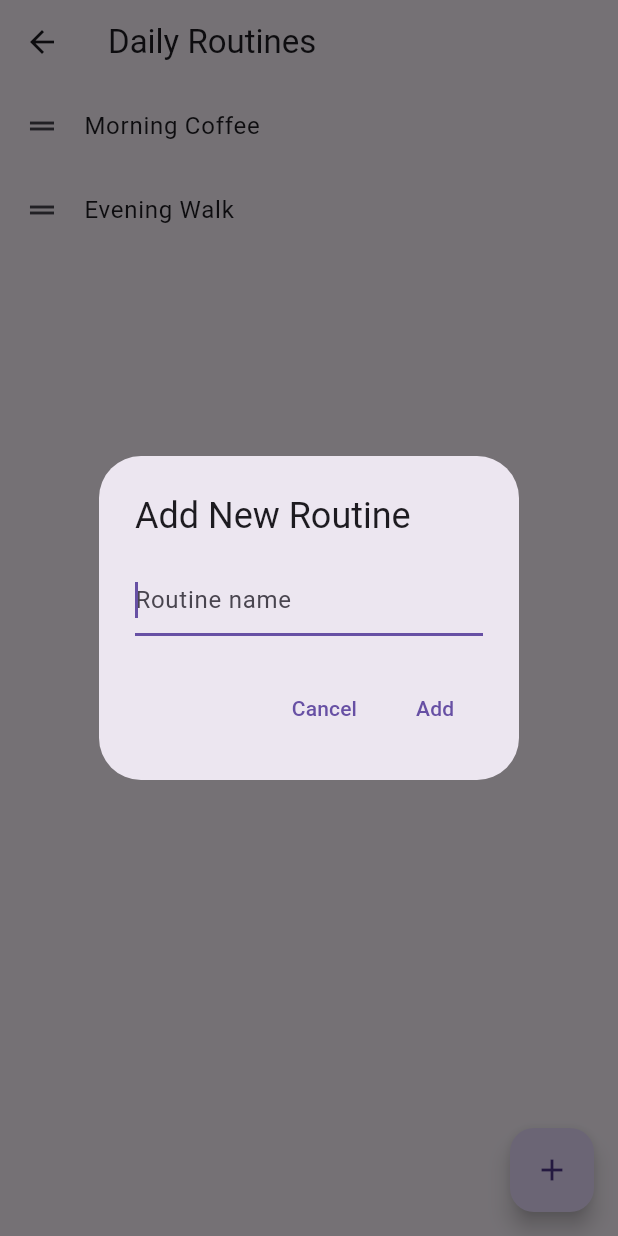
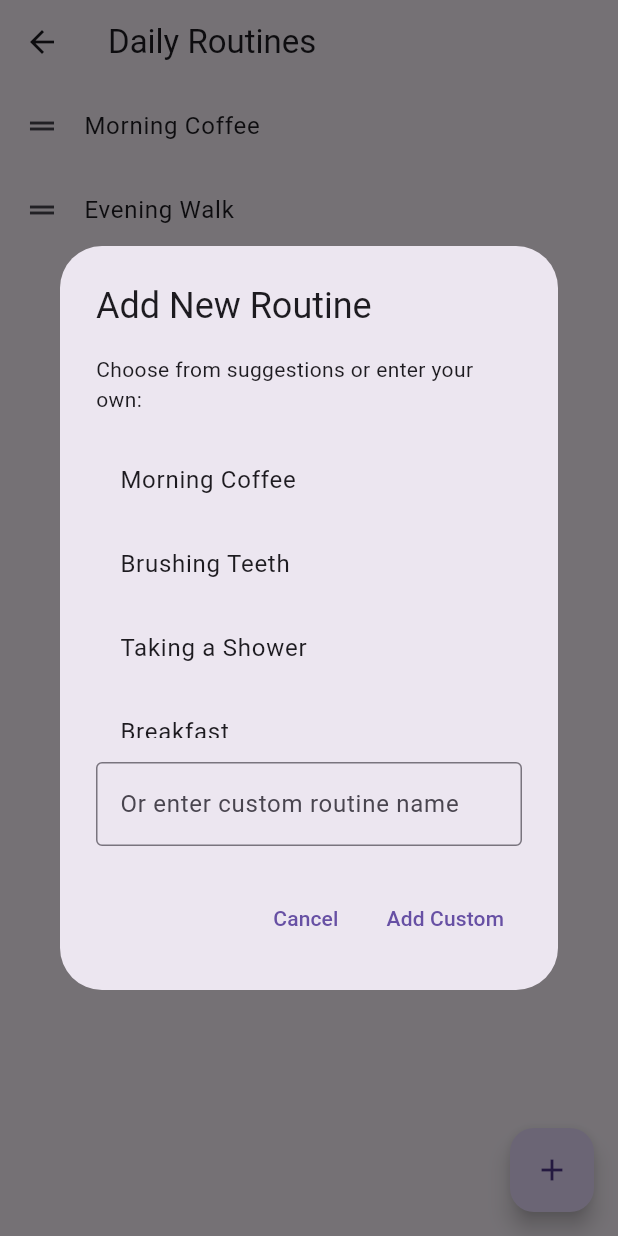
Before and after one commit to chgies/CircularHabits, a Flutter app: the DailyRoutinesScreen screen opened by its route, after a tap on the "add" icon, on a phone screen of 412 x 824 dp. Run offline on Flutter 3.47's test engine with Material 3 defaults, Android fonts, the phone set to English and light mode, and no system bars; our stand-ins replace equatable, flutter_bloc, get_it, go_router, rxdart.

Commit message:
Fix immediate screen updates and add routine suggestions
Co-authored-by: chgies <132996159+chgies@users.noreply.github.com>

```diff
--- a/habit_stacker/lib/presentation/screens/daily_routines/daily_routines_screen.dart
+++ b/habit_stacker/lib/presentation/screens/daily_routines/daily_routines_screen.dart
@@ -34,16 +34,64 @@ class DailyRoutinesScreen extends StatelessWidget {
   }
 
   void _showAddRoutineDialog(BuildContext context) {
+    final List<String> routineSuggestions = [
+      'Morning Coffee',
+      'Brushing Teeth',
+      'Taking a Shower',
+      'Breakfast',
+      'Lunch',
+      'Dinner',
+      'Evening Walk',
+      'Going to Bed',
+      'Waking Up',
+      'Commute to Work',
+      'Workout Session',
+      'Meditation',
+    ];
+
     final TextEditingController controller = TextEditingController();
+
     showDialog(
       context: context,
       builder: (BuildContext dialogContext) {
         return AlertDialog(
           title: const Text('Add New Routine'),
-          content: TextField(
-            controller: controller,
-            decoration: const InputDecoration(hintText: "Routine name"),
-            autofocus: true,
+          content: SizedBox(
+            width: double.maxFinite,
+            child: Column(
+              mainAxisSize: MainAxisSize.min,
+              children: [
+                const Text(
+                  'Choose from suggestions or enter your own:',
+                  style: TextStyle(fontSize: 14),
+                ),
+                const SizedBox(height: 16),
+                SizedBox(
+                  height: 200,
+                  child: ListView.builder(
+                    shrinkWrap: true,
+                    itemCount: routineSuggestions.length,
+                    itemBuilder: (context, index) {
+                      return ListTile(
+                        title: Text(routineSuggestions[index]),
+                        onTap: () {
+                          context.read<RoutineCubit>().addRoutine(routineSuggestions[index]);
+                          Navigator.of(dialogContext).pop();
+                        },
+                      );
+                    },
+                  ),
+                ),
+                const SizedBox(height: 16),
+                TextField(
+                  controller: controller,
+                  decoration: const InputDecoration(
+                    hintText: "Or enter custom routine name",
+                    border: OutlineInputBorder(),
+                  ),
+                ),
+              ],
+            ),
           ),
           actions: <Widget>[
             TextButton(
@@ -51,7 +99,7 @@ class DailyRoutinesScreen extends StatelessWidget {
               onPressed: () => Navigator.of(dialogContext).pop(),
             ),
             TextButton(
-              child: const Text('Add'),
+              child: const Text('Add Custom'),
               onPressed: () {
                 if (controller.text.isNotEmpty) {
                   context.read<RoutineCubit>().addRoutine(controller.text);
--- a/habit_stacker/lib/presentation/screens/my_habits/bloc/habit_bloc.dart
+++ b/habit_stacker/lib/presentation/screens/my_habits/bloc/habit_bloc.dart
@@ -61,13 +61,7 @@ class HabitBloc extends Bloc<HabitEvent, HabitState> {
 
       try {
         await databaseService.saveHabit(updatedHabit);
-
-        final List<Habit> updatedHabits = List.from(currentState.habits);
-        final index = updatedHabits.indexWhere((h) => h.id == updatedHabit.id);
-        if (index != -1) {
-          updatedHabits[index] = updatedHabit;
-          emit(HabitsLoadSuccess(updatedHabits));
-        }
+        // The stream subscription will emit the updated state automatically
       } catch (_) {
         // Optionally handle error state
       }
@@ -80,10 +74,7 @@ class HabitBloc extends Bloc<HabitEvent, HabitState> {
     if (currentState is HabitsLoadSuccess) {
       try {
         await databaseService.deleteHabit(event.habitId);
-        final updatedHabits = currentState.habits
-            .where((habit) => habit.id != event.habitId)
-            .toList();
-        emit(HabitsLoadSuccess(updatedHabits));
+        // The stream subscription will emit the updated state automatically
       } catch (_) {
         // Optionally handle error state
       }
```
